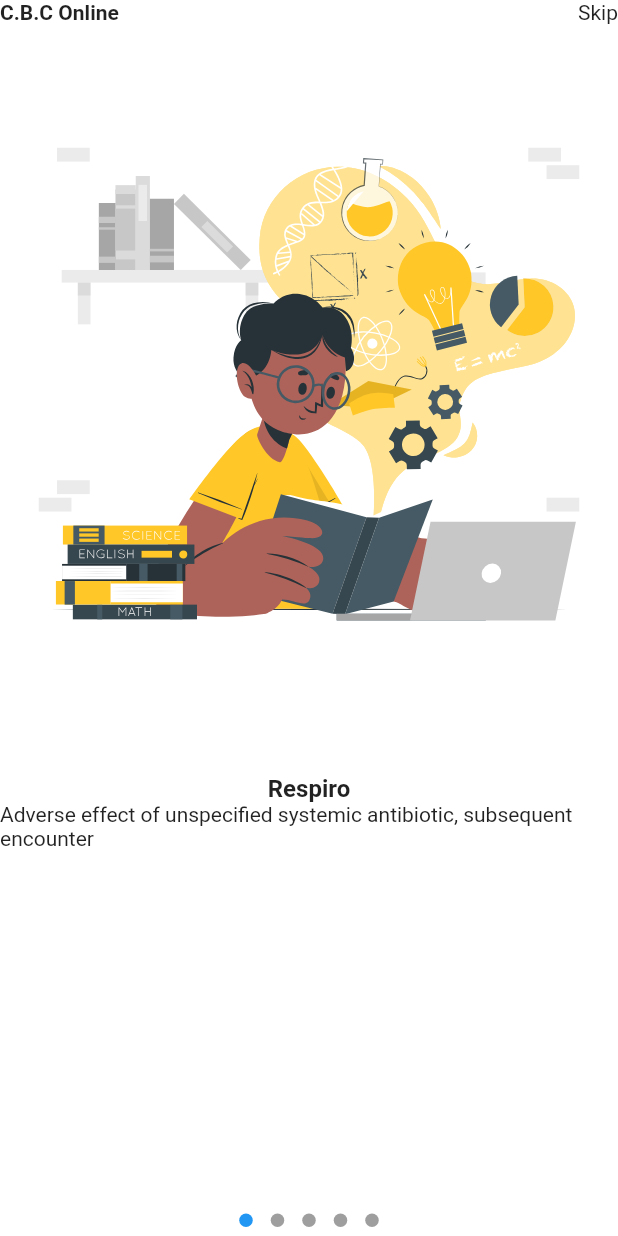
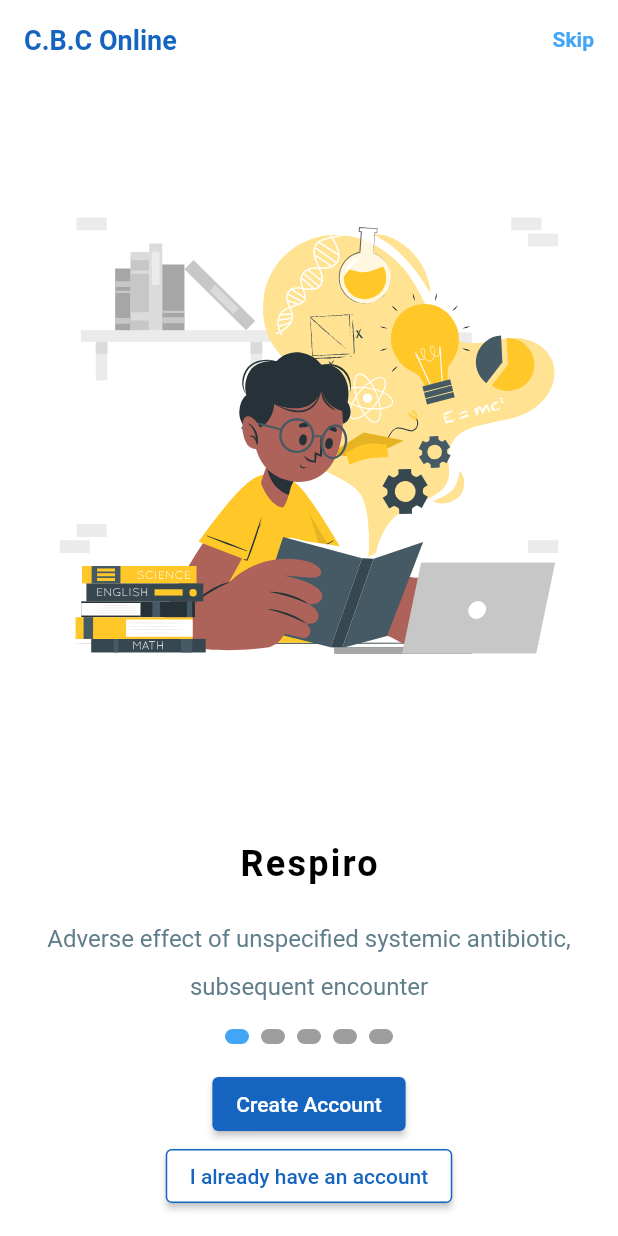
Before and after one commit to Crucialjun/c_b_c_online, a Flutter app: the screen it shows after launch, on a phone screen of 412 x 824 dp. Run offline on Flutter 3.47's test engine with Material 2 defaults, Android fonts, the light colour scheme and no system bars; drawn by our look-alikes of dots_indicator, smooth_page_indicator; our stand-ins replace flutter_riverpod, flutter_svg, google_fonts.

Commit message:
onboarding finish

```diff
--- a/lib/main.dart
+++ b/lib/main.dart
@@ -1,6 +1,7 @@
 import 'package:c_b_c_online/screens/onboarding_screen.dart';
 import 'package:flutter/material.dart';
 import 'package:flutter_riverpod/flutter_riverpod.dart';
+import 'package:google_fonts/google_fonts.dart';
 
 void main() {
   runApp(const ProviderScope(child: MyApp()));
@@ -12,9 +13,11 @@ class MyApp extends StatelessWidget {
   @override
   Widget build(BuildContext context) {
     return MaterialApp(
+      debugShowCheckedModeBanner: false,
       title: 'Flutter Demo',
       theme: ThemeData(
         primarySwatch: Colors.blue,
+        fontFamily: GoogleFonts.lexendDeca().fontFamily,
       ),
       home: const OnboardingScreen(),
     );
--- a/lib/screens/onboarding_screen.dart
+++ b/lib/screens/onboarding_screen.dart
@@ -1,10 +1,11 @@
 import 'package:c_b_c_online/controllers/onboarding_controller.dart';
+import 'package:c_b_c_online/utils/app_colors.dart';
 import 'package:c_b_c_online/utils/global_constants.dart';
 import 'package:c_b_c_online/widgets/onboarding_pageview.dart';
-import 'package:dots_indicator/dots_indicator.dart';
 import 'package:flutter/material.dart';
 import 'package:flutter/services.dart';
 import 'package:flutter_riverpod/flutter_riverpod.dart';
+import 'package:smooth_page_indicator/smooth_page_indicator.dart';
 
 class OnboardingScreen extends ConsumerStatefulWidget {
   const OnboardingScreen({Key? key}) : super(key: key);
@@ -14,6 +15,7 @@ class OnboardingScreen extends ConsumerStatefulWidget {
 }
 
 class _OnboardingScreenState extends ConsumerState<OnboardingScreen> {
+  final PageController _pageController = PageController();
   @override
   Widget build(BuildContext context) {
     return Scaffold(
@@ -40,6 +42,8 @@ class _OnboardingScreenState extends ConsumerState<OnboardingScreen> {
                 );
               }
               return SafeArea(
+                child: Padding(
+                  padding: const EdgeInsets.all(16.0),
                   child: Column(
                     children: [
                       Row(
@@ -48,23 +52,55 @@ class _OnboardingScreenState extends ConsumerState<OnboardingScreen> {
                           Text(
                             appName,
                             style: TextStyle(
+                              color: AppColors.primaryColor,
+                              fontSize: 18,
                               fontWeight: FontWeight.bold,
                             ),
                           ),
-                        Text("Skip")
+                          Text(
+                            "Skip",
+                            style: TextStyle(
+                                fontWeight: FontWeight.w600,
+                                color: AppColors.primaryColorLight,
+                                fontSize: 14),
+                          )
                         ],
                       ),
-                    const Expanded(
-                      child: OnboardingPageView(),
+                      Expanded(
+                        child: OnboardingPageView(
+                          pageController: _pageController,
                         ),
-                    DotsIndicator(
-                        position: ref
-                            .watch(onboardingControllerProvider)
-                            .currentPage
-                            .toDouble(),
-                        dotsCount:
-                            ref.read(onboardingControllerProvider).items.length)
+                      ),
+                      const SizedBox(
+                        height: 16,
+                      ),
+                      SmoothPageIndicator(
+                          effect: const SlideEffect(
+                              activeDotColor: AppColors.primaryColorLight,
+                              dotHeight: 10),
+                          controller: _pageController,
+                          count: ref
+                              .read(onboardingControllerProvider)
+                              .items
+                              .length),
+                      const SizedBox(
+                        height: 16,
+                      ),
+                      ElevatedButton(
+                          style: ElevatedButton.styleFrom(
+                              primary: AppColors.primaryColor),
+                          onPressed: (() {}),
+                          child: const Text("Create Account")),
+                      ElevatedButton(
+                          style: ElevatedButton.styleFrom(
+                              side: const BorderSide(
+                                  width: 1, color: AppColors.primaryColor),
+                              onPrimary: AppColors.primaryColor,
+                              primary: Colors.white),
+                          onPressed: (() {}),
+                          child: const Text("I already have an account"))
                     ],
+                  ),
                 ),
               );
             })));
--- /dev/null
+++ b/lib/utils/app_colors.dart
@@ -0,0 +1,6 @@
+import 'package:flutter/material.dart';
+
+class AppColors {
+  static const Color primaryColor = Color(0xFF1565c0);
+  static const Color primaryColorLight = Color(0XFF42a5f5);
+}
--- a/lib/widgets/onboarding_pageview.dart
+++ b/lib/widgets/onboarding_pageview.dart
@@ -5,7 +5,9 @@ import 'package:flutter_riverpod/flutter_riverpod.dart';
 import 'package:flutter_svg/flutter_svg.dart';
 
 class OnboardingPageView extends ConsumerStatefulWidget {
-  const OnboardingPageView({Key? key}) : super(key: key);
+  final PageController pageController;
+  const OnboardingPageView({required this.pageController, Key? key})
+      : super(key: key);
 
   @override
   ConsumerState<OnboardingPageView> createState() => _OnboardingPageViewState();
@@ -24,6 +26,7 @@ class _OnboardingPageViewState extends ConsumerState<OnboardingPageView> {
     List<OnboardingPageViewItem> items =
         ref.read(onboardingControllerProvider).items;
     return PageView.builder(
+        controller: widget.pageController,
         onPageChanged: ((value) {
           ref.read(onboardingControllerProvider).updateCurrentPage(value);
         }),
@@ -38,12 +41,24 @@ class _OnboardingPageViewState extends ConsumerState<OnboardingPageView> {
   ) {
     return Column(
       children: [
-        SvgPicture.asset("assets/svgs/${item.imageUrl}.svg"),
+        Expanded(child: SvgPicture.asset("assets/svgs/${item.imageUrl}.svg")),
         Text(
           item.title,
-          style: const TextStyle(fontSize: 16, fontWeight: FontWeight.bold),
+          style: const TextStyle(
+              letterSpacing: 1.5,
+              color: Colors.black,
+              fontSize: 24,
+              fontWeight: FontWeight.bold),
         ),
-        Text(item.description),
+        const SizedBox(
+          height: 16,
+        ),
+        Text(
+          item.description,
+          textAlign: TextAlign.center,
+          style: const TextStyle(
+              fontSize: 16, color: Colors.blueGrey, height: 2.0),
+        ),
       ],
     );
   }
--- a/pubspec.yaml
+++ b/pubspec.yaml
@@ -37,6 +37,7 @@ dependencies:
   google_fonts: ^3.0.1
   flutter_riverpod: ^1.0.4
   dots_indicator: ^2.1.0
+  smooth_page_indicator: ^1.0.0+2
 
 dev_dependencies:
   flutter_test:
```
Also changed, not shown: assets/svgs/pagefive.svg (added), assets/svgs/pagefour.svg (added), pubspec.lock. Lines whose indentation alone changed are shown as unchanged.
